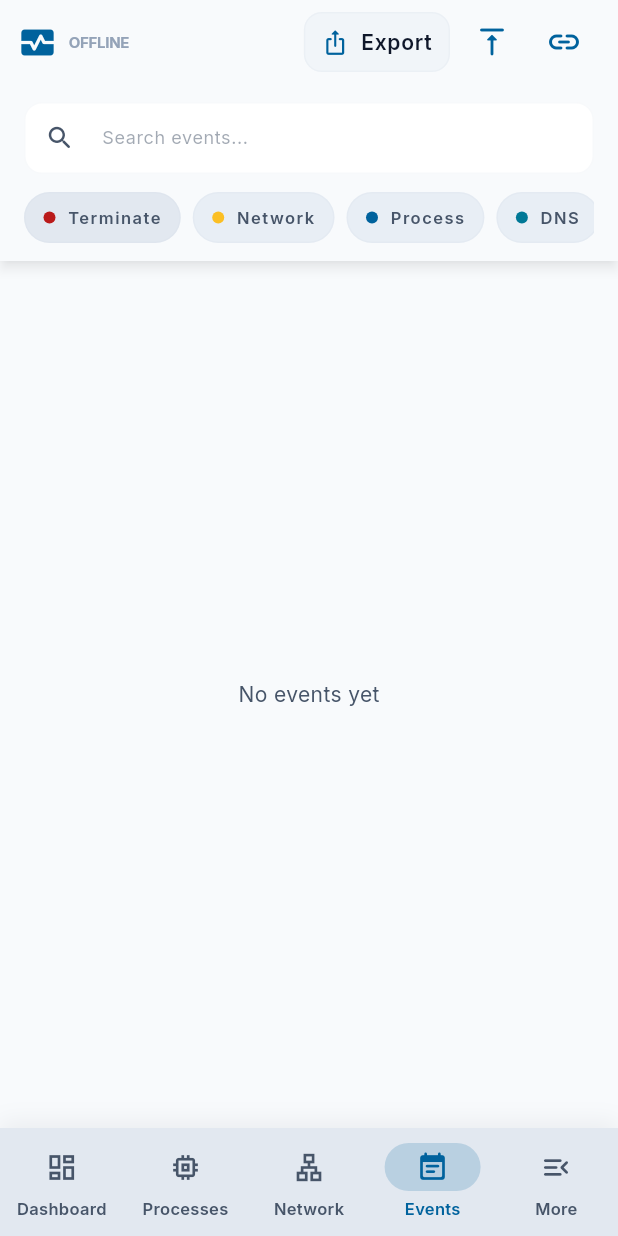
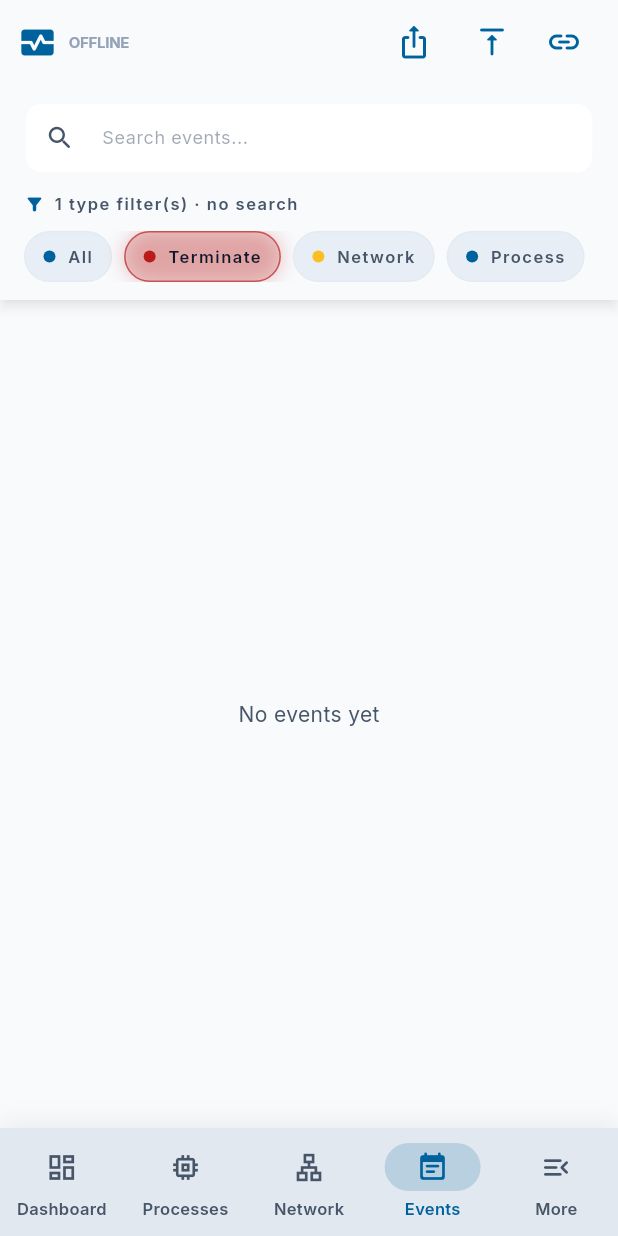
Before and after one commit to cycalo/endpoint-monitor, a Flutter app: the EventsScreen screen opened by its route, after a tap on "Terminate", on a phone screen of 412 x 824 dp. Run offline on Flutter 3.47's test engine with Material 3 defaults, Android fonts, the phone set to English and light mode, and no system bars; our stand-ins replace dio, equatable, flutter_bloc, flutter_secure_storage, go_router, google_fonts and 1 more; missing offline and left inert: flutter_foreground_task; accounts and stored records are empty.

Commit message:
Refactor alerts handling and remove notification dependency: Updated AlertsBloc to eliminate the FlutterLocalNotificationsPlugin dependency, modified EndpointMonitorApp to remove notifications parameter, and adjusted main.dart accordingly. Enhanced EventsScreen with new filtering capabilities for event types and improved export functionality.

```diff
--- a/flutter_app/lib/app.dart
+++ b/flutter_app/lib/app.dart
@@ -1,7 +1,6 @@
 import 'package:flutter/material.dart';
 import 'package:flutter_bloc/flutter_bloc.dart';
 import 'package:flutter_foreground_task/flutter_foreground_task.dart';
-import 'package:flutter_local_notifications/flutter_local_notifications.dart';
 import 'package:flutter_secure_storage/flutter_secure_storage.dart';
 import 'package:go_router/go_router.dart';
 
@@ -19,9 +18,7 @@ import 'bloc/system_info_bloc.dart';
 import 'bloc/watchlist_bloc.dart';
 
 class EndpointMonitorApp extends StatefulWidget {
-  const EndpointMonitorApp({super.key, required this.notifications});
-
-  final FlutterLocalNotificationsPlugin notifications;
+  const EndpointMonitorApp({super.key});
 
   @override
   State<EndpointMonitorApp> createState() => _EndpointMonitorAppState();
@@ -57,7 +54,7 @@ class _EndpointMonitorAppState extends State<EndpointMonitorApp> {
         BlocProvider(create: (_) => NetworkBloc()),
         BlocProvider(create: (_) => EventsBloc()),
         BlocProvider(create: (_) => SystemInfoBloc()),
-        BlocProvider(create: (_) => AlertsBloc(widget.notifications)),
+        BlocProvider(create: (_) => AlertsBloc()),
         BlocProvider(create: (_) => BrowserBloc()),
         BlocProvider(create: (_) => SoftwareBloc()),
         BlocProvider(create: (_) => WatchlistBloc()),
--- a/flutter_app/lib/screens/events_screen.dart
+++ b/flutter_app/lib/screens/events_screen.dart
@@ -25,6 +25,8 @@ class EventsScreen extends StatefulWidget {
 
 class _EventsScreenState extends State<EventsScreen> {
   final _search = TextEditingController();
+
+  static const _allFilter = '__all__';
 
   /// Empty set = show all types (no type filter).
   final Set<String> _typeFilter = {};
@@ -54,6 +56,18 @@ class _EventsScreenState extends State<EventsScreen> {
   bool _passesTypeFilter(SysmonEvent e) {
     if (_typeFilter.isEmpty) return true;
     return _typeFilter.contains(e.type);
+  }
+
+  void _toggleType(String type) {
+    setState(() {
+      if (type == _allFilter) {
+        _typeFilter.clear();
+        return;
+      }
+      if (!_typeFilter.remove(type)) {
+        _typeFilter.add(type);
+      }
+    });
   }
 
   _EventVisualStyle _styleFor(SysmonEvent e, ColorScheme scheme) {
@@ -114,17 +128,10 @@ class _EventsScreenState extends State<EventsScreen> {
       backgroundColor: scheme.surface,
       appBar: EmBrandAppBar(
         actions: [
-          TextButton.icon(
-            style: TextButton.styleFrom(
-              foregroundColor: scheme.onSurface,
-              backgroundColor: scheme.surfaceContainer,
-              padding: const EdgeInsets.symmetric(horizontal: 12, vertical: 8),
-              shape: RoundedRectangleBorder(
-                borderRadius: BorderRadius.circular(EmDesign.radiusLg),
-                side: BorderSide(color: EmDesign.ghostLine(scheme)),
-              ),
-            ),
-            onPressed: () async {
+          Builder(
+            builder: (context) {
+              final isNarrow = MediaQuery.sizeOf(context).width < 460;
+              Future<void> exportEvents() async {
                 try {
                   final p = await SharedPreferences.getInstance();
                   final base =
@@ -161,9 +168,33 @@ class _EventsScreenState extends State<EventsScreen> {
                   ScaffoldMessenger.of(context)
                       .showSnackBar(SnackBar(content: Text('$e')));
                 }
-            },
-            icon:
-                Icon(Icons.ios_share_rounded, size: 18, color: scheme.primary),
+              }
+
+              if (isNarrow) {
+                return IconButton(
+                  tooltip: 'Export (HTTP)',
+                  onPressed: exportEvents,
+                  icon: Icon(Icons.ios_share_rounded, color: scheme.primary),
+                );
+              }
+
+              return TextButton.icon(
+                style: TextButton.styleFrom(
+                  foregroundColor: scheme.onSurface,
+                  backgroundColor: scheme.surfaceContainer,
+                  padding:
+                      const EdgeInsets.symmetric(horizontal: 12, vertical: 8),
+                  shape: RoundedRectangleBorder(
+                    borderRadius: BorderRadius.circular(EmDesign.radiusLg),
+                    side: BorderSide(color: EmDesign.ghostLine(scheme)),
+                  ),
+                ),
+                onPressed: exportEvents,
+                icon: Icon(
+                  Icons.ios_share_rounded,
+                  size: 18,
+                  color: scheme.primary,
+                ),
                 label: Text(
                   'Export',
                   style: theme.textTheme.labelLarge?.copyWith(
@@ -171,6 +202,8 @@ class _EventsScreenState extends State<EventsScreen> {
                     color: scheme.onSurface,
                   ),
                 ),
+              );
+            },
           ),
           const SizedBox(width: 4),
         ],
@@ -230,52 +263,48 @@ class _EventsScreenState extends State<EventsScreen> {
                     onChanged: (_) => setState(() {}),
                   ),
                   const SizedBox(height: 12),
+                  _FilterStatusRow(
+                    activeCount: _typeFilter.length,
+                    hasSearch: _search.text.trim().isNotEmpty,
+                  ),
+                  const SizedBox(height: 10),
                   SingleChildScrollView(
                     scrollDirection: Axis.horizontal,
                     child: Row(
                       children: [
                         _FilterChip(
+                          label: 'All',
+                          dotColor: scheme.primary,
+                          selected: _typeFilter.isEmpty,
+                          onTap: () => _toggleType(_allFilter),
+                        ),
+                        const SizedBox(width: 8),
+                        _FilterChip(
                           label: 'Terminate',
                           dotColor: scheme.error,
                           selected: _typeFilter.contains(_kTypeTerminate),
-                          onTap: () => setState(() {
-                            if (!_typeFilter.remove(_kTypeTerminate)) {
-                              _typeFilter.add(_kTypeTerminate);
-                            }
-                          }),
+                          onTap: () => _toggleType(_kTypeTerminate),
                         ),
                         const SizedBox(width: 8),
                         _FilterChip(
                           label: 'Network',
                           dotColor: const Color(0xFFFBBF24),
                           selected: _typeFilter.contains(_kTypeNetwork),
-                          onTap: () => setState(() {
-                            if (!_typeFilter.remove(_kTypeNetwork)) {
-                              _typeFilter.add(_kTypeNetwork);
-                            }
-                          }),
+                          onTap: () => _toggleType(_kTypeNetwork),
                         ),
                         const SizedBox(width: 8),
                         _FilterChip(
                           label: 'Process',
                           dotColor: scheme.primary,
                           selected: _typeFilter.contains(_kTypeProcess),
-                          onTap: () => setState(() {
-                            if (!_typeFilter.remove(_kTypeProcess)) {
-                              _typeFilter.add(_kTypeProcess);
-                            }
-                          }),
+                          onTap: () => _toggleType(_kTypeProcess),
                         ),
                         const SizedBox(width: 8),
                         _FilterChip(
                           label: 'DNS',
                           dotColor: scheme.tertiary,
                           selected: _typeFilter.contains(_kTypeDns),
-                          onTap: () => setState(() {
-                            if (!_typeFilter.remove(_kTypeDns)) {
-                              _typeFilter.add(_kTypeDns);
-                            }
-                          }),
+                          onTap: () => _toggleType(_kTypeDns),
                         ),
                         Padding(
                           padding: const EdgeInsets.symmetric(horizontal: 8),
@@ -314,7 +343,7 @@ class _EventsScreenState extends State<EventsScreen> {
             child: BlocBuilder<EventsBloc, EventsState>(
               builder: (context, state) {
                 final q = _search.text.trim().toLowerCase();
-                final list = state.items.where((e) {
+                final filtered = state.items.where((e) {
                   if (!_passesTypeFilter(e)) return false;
                   if (q.isEmpty) return true;
                   return e.processName.toLowerCase().contains(q) ||
@@ -324,6 +353,7 @@ class _EventsScreenState extends State<EventsScreen> {
                       e.type.toLowerCase().contains(q) ||
                       '${e.eventId}'.contains(q);
                 }).toList();
+                final list = filtered;
 
                 if (list.isEmpty) {
                   return Center(
@@ -344,7 +374,7 @@ class _EventsScreenState extends State<EventsScreen> {
                       return Padding(
                         padding: const EdgeInsets.only(left: 4, bottom: 8),
                         child: Text(
-                          'LIVE FEED',
+                          'LIVE FEED · ${list.length} / ${state.items.length}',
                           style: EmDesign.labelCaps(context, scheme),
                         ),
                       );
@@ -539,8 +569,13 @@ class _FilterChip extends StatelessWidget {
   Widget build(BuildContext context) {
     final scheme = Theme.of(context).colorScheme;
     final theme = Theme.of(context);
-    final bg =
-        selected ? scheme.surfaceContainerHighest : scheme.surfaceContainerHigh;
+    final bg = selected
+        ? dotColor.withValues(alpha: 0.18)
+        : scheme.surfaceContainerHigh;
+    final fg = selected ? scheme.onSurface : scheme.onSurfaceVariant;
+    final borderColor = selected
+        ? dotColor.withValues(alpha: 0.65)
+        : scheme.outlineVariant.withValues(alpha: 0.15);
     return Material(
       color: bg,
       borderRadius: BorderRadius.circular(999),
@@ -552,8 +587,17 @@ class _FilterChip extends StatelessWidget {
           decoration: BoxDecoration(
             borderRadius: BorderRadius.circular(999),
             border: Border.all(
-              color: scheme.outlineVariant.withValues(alpha: 0.15),
+              color: borderColor,
             ),
+            boxShadow: selected
+                ? [
+                    BoxShadow(
+                      color: dotColor.withValues(alpha: 0.25),
+                      blurRadius: 10,
+                      spreadRadius: 0.5,
+                    ),
+                  ]
+                : null,
           ),
           child: Row(
             mainAxisSize: MainAxisSize.min,
@@ -572,7 +616,7 @@ class _FilterChip extends StatelessWidget {
                 style: theme.textTheme.labelSmall?.copyWith(
                   fontSize: 11,
                   fontWeight: FontWeight.w600,
-                  color: scheme.onSurfaceVariant,
+                  color: fg,
                 ),
               ),
             ],
@@ -582,3 +626,36 @@ class _FilterChip extends StatelessWidget {
     );
   }
 }
+
+class _FilterStatusRow extends StatelessWidget {
+  const _FilterStatusRow({
+    required this.activeCount,
+    required this.hasSearch,
+  });
+
+  final int activeCount;
+  final bool hasSearch;
+
+  @override
+  Widget build(BuildContext context) {
+    final scheme = Theme.of(context).colorScheme;
+    final theme = Theme.of(context);
+    final typeText =
+        activeCount == 0 ? 'All event types' : '$activeCount type filter(s)';
+    final searchText = hasSearch ? 'search active' : 'no search';
+
+    return Row(
+      children: [
+        Icon(Icons.filter_alt_rounded, size: 14, color: scheme.primary),
+        const SizedBox(width: 6),
+        Text(
+          '$typeText · $searchText',
+          style: theme.textTheme.labelSmall?.copyWith(
+            color: scheme.onSurfaceVariant,
+            fontWeight: FontWeight.w600,
+          ),
+        ),
+      ],
+    );
+  }
+}
```
Also changed, not shown: flutter_app/lib/bloc/alerts_bloc.dart (+2 -24 lines), flutter_app/lib/main.dart (+1 -9 lines). Lines whose indentation alone changed are shown as unchanged.
